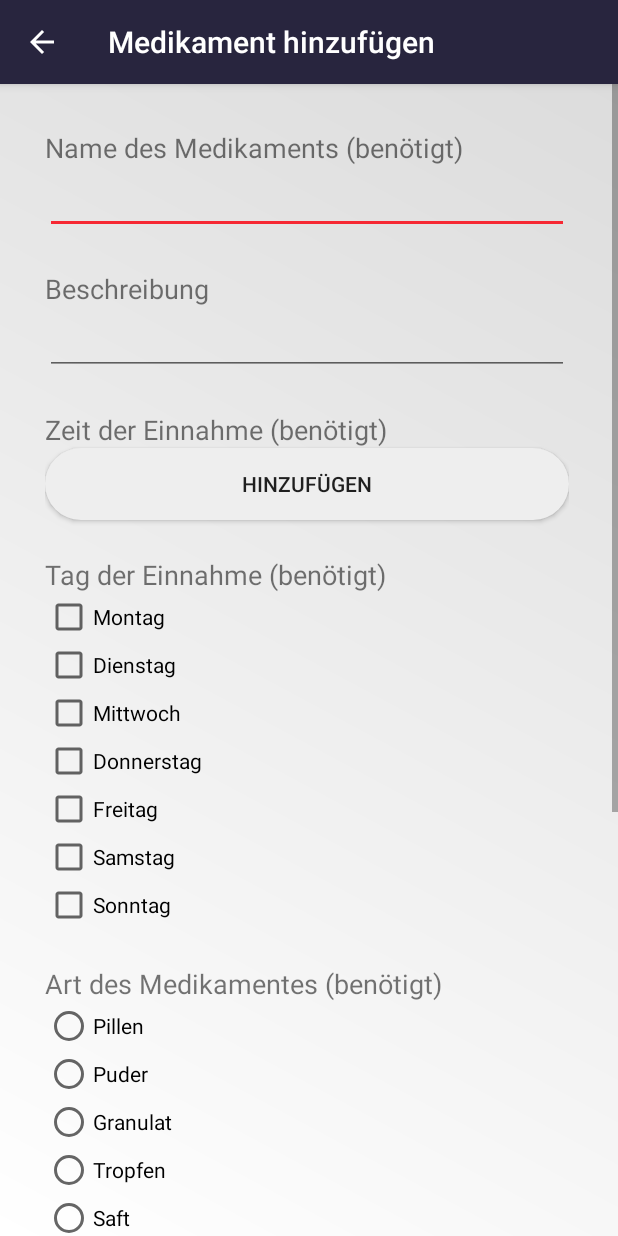
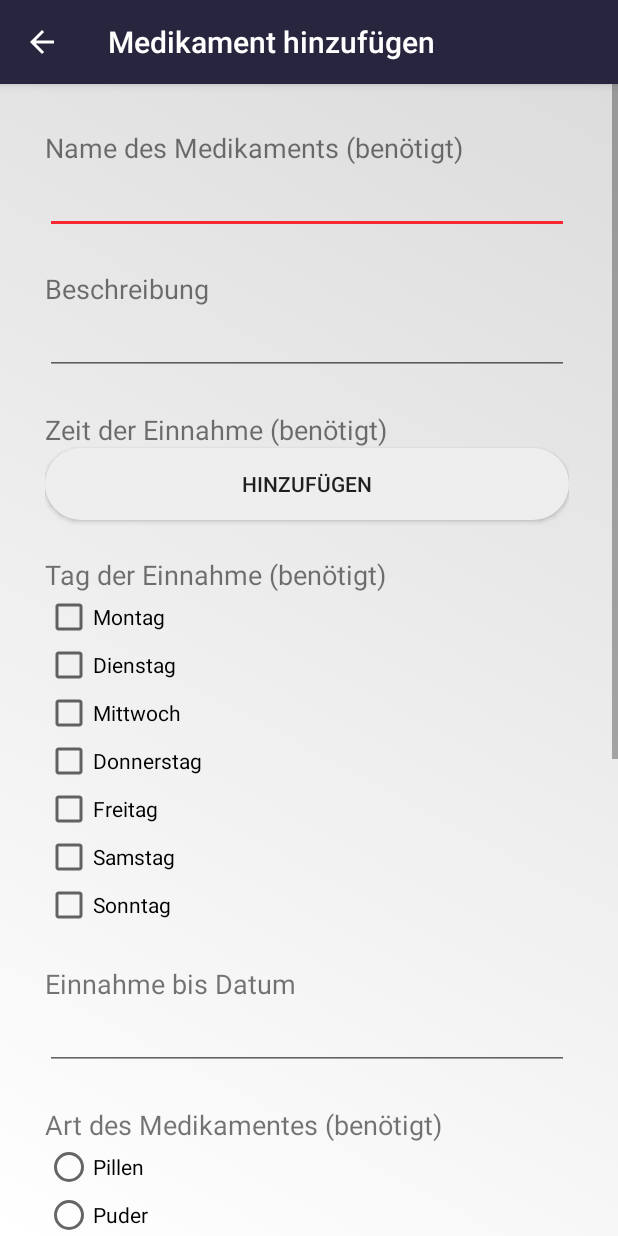
Before and after one commit to S-Eggers/MediAppSoSe2020, an Android app: the MainActivity screen opened directly, with no data from a screen before it, after a tap on an icon or button, on a phone screen of 412 x 824 dp. Run offline under Robolectric (Android 15) with nearby library versions, the phone set to English and light mode, and no system bars.

Commit message:
Ende der Einnahme ist auswählbar

```diff
--- a/src/main/java/com/sebastian_eggers/MediApp/Activities/AddActivity.java
+++ b/src/main/java/com/sebastian_eggers/MediApp/Activities/AddActivity.java
@@ -4,6 +4,7 @@ import androidx.appcompat.app.AppCompatActivity;
 import androidx.core.app.NavUtils;
 
 import android.app.AlertDialog;
+import android.app.DatePickerDialog;
 import android.app.TimePickerDialog;
 import android.content.Context;
 import android.content.DialogInterface;
@@ -18,10 +19,12 @@ import android.view.ViewGroup;
 import android.widget.AdapterView;
 import android.widget.Button;
 import android.widget.CheckBox;
+import android.widget.DatePicker;
 import android.widget.EditText;
 import android.widget.ListView;
 import android.widget.RadioButton;
 import android.widget.RadioGroup;
+import android.widget.TextView;
 import android.widget.TimePicker;
 
 import com.sebastian_eggers.MediApp.BuildConfig;
@@ -32,6 +35,7 @@ import com.sebastian_eggers.MediApp.Enum.DrugForm;
 import com.sebastian_eggers.MediApp.R;
 
 import java.time.DayOfWeek;
+import java.time.LocalDate;
 import java.time.LocalTime;
 import java.util.ArrayList;
 import java.util.Objects;
@@ -60,6 +64,7 @@ public class AddActivity extends AppCompatActivity {
         // Initialize event listeners
         initializeAddTimeButtonEventListener();
         initializeAddButtonEventListener();
+        initializeDatePicker();
     }
 
     /*
@@ -333,4 +338,22 @@ public class AddActivity extends AppCompatActivity {
                 return "SUNDAY";
         }
     }
+
+    protected void initializeDatePicker() {
+        final TextView dateTextView = findViewById(R.id.edit_drug_date_of_last_intake);
+        dateTextView.setOnClickListener(new View.OnClickListener() {
+            @Override
+            public void onClick(View v) {
+                DatePickerDialog datePickerDialog = new DatePickerDialog(context, new DatePickerDialog.OnDateSetListener() {
+                    @Override
+                    public void onDateSet(DatePicker view, int year, int month, int dayOfMonth) {
+                        String date = year + "-" + (month > 9 ? (month + 1) : "0" + (month + 1)) + "-" + (dayOfMonth > 9 ? dayOfMonth : "0" + dayOfMonth);
+                        dateTextView.setText(date);
+                    }
+                }, LocalDate.now().getYear(), LocalDate.now().getMonthValue(), LocalDate.now().getDayOfMonth());
+
+                datePickerDialog.show();
+            }
+        });
+    }
 }
--- a/src/main/java/com/sebastian_eggers/MediApp/Activities/StartActivity.java
+++ b/src/main/java/com/sebastian_eggers/MediApp/Activities/StartActivity.java
@@ -7,6 +7,7 @@ import android.os.Bundle;
 import android.view.View;
 import android.widget.Button;
 
+import com.sebastian_eggers.MediApp.Helper.DrugDBHelper;
 import com.sebastian_eggers.MediApp.R;
 
 import java.util.Objects;
--- a/src/main/java/com/sebastian_eggers/MediApp/Helper/DrugDBHelper.java
+++ b/src/main/java/com/sebastian_eggers/MediApp/Helper/DrugDBHelper.java
@@ -30,6 +30,7 @@ import java.io.ObjectOutputStream;
 import java.time.DayOfWeek;
 import java.time.LocalDate;
 import java.time.LocalTime;
+import java.time.format.DateTimeFormatter;
 import java.util.ArrayList;
 import java.util.Calendar;
 import java.util.Objects;
@@ -59,6 +60,7 @@ public class DrugDBHelper extends SQLiteOpenHelper {
     public static final String COLUMN_DOSE_FORM = "dose_form";
     public static final String COLUMN_DOSE_UNIT = "dose_unit";
     public static final String COLUMN_LAST_INTAKE = "last_intake";
+    public static final String COLUMN_TAKE_DRUG_UNTIL = "take_drug_until";
 
     public static final String COLUMN_HOUR = "hour";
     public static final String COLUMN_MINUTE = "minute";
@@ -84,8 +86,9 @@ public class DrugDBHelper extends SQLiteOpenHelper {
             COLUMN_DESCRIPTION + " TEXT," +
             COLUMN_DOSE_PER_INTAKE + " INTEGER NOT NULL, " +
             COLUMN_DOSE_FORM + " TEXT NOT NULL, " +
-            COLUMN_DOSE_UNIT + " TEXT" +
-            COLUMN_LAST_INTAKE + " INTEGER);";
+            COLUMN_DOSE_UNIT + " TEXT," +
+            COLUMN_LAST_INTAKE + " INTEGER," +
+            COLUMN_TAKE_DRUG_UNTIL + " TEXT);";
 
     public static final String SQL_CREATE_TIME = "CREATE TABLE " + TABLE_TIME +
             "(" + COLUMN_ID + " INTEGER PRIMARY KEY AUTOINCREMENT, " +
@@ -210,8 +213,16 @@ public class DrugDBHelper extends SQLiteOpenHelper {
                 }
                 long id = cursor.getLong(0);
                 drugs.get(drugs.size() - 1).setId(id);
+
                 long lastIntake = cursor.getLong(6);
                 drugs.get(drugs.size() - 1).setLastIntake(lastIntake);
+                String dateOfLastIntake = cursor.getString(7);
+                if(dateOfLastIntake != null) {
+                    LocalDate date = LocalDate.parse(dateOfLastIntake);
+                    Log.d("___", date.toString());
+                    drugs.get(drugs.size() - 1).setDateOfLastIntake(date);
+                }
+
             } while (cursor.moveToNext());
         }
         cursor.close();
@@ -236,6 +247,7 @@ public class DrugDBHelper extends SQLiteOpenHelper {
                     TABLE_DRUGS + "." + COLUMN_DOSE_FORM + ", " +
                     TABLE_DRUGS + "." + COLUMN_DOSE_UNIT + ", " +
                     TABLE_DRUGS + "." + COLUMN_LAST_INTAKE + ", " +
+                    TABLE_DRUGS + "." + COLUMN_TAKE_DRUG_UNTIL + ", " +
                     TABLE_WEEKDAYS + "." + COLUMN_DAY +
                     " FROM " + TABLE_DRUGS +
                     " INNER JOIN " + TABLE_WEEKDAYS + " " +
@@ -272,6 +284,10 @@ public class DrugDBHelper extends SQLiteOpenHelper {
         if (cursor.getString(5) != null) {
             drug.setDoseUnit(cursor.getString(5));
         }
+        String dateOfLastIntake = cursor.getString(7);
+        if(dateOfLastIntake != null)
+            drug.setDateOfLastIntake(LocalDate.parse(dateOfLastIntake));
+
         drug.setId(drugId);
         cursor.close();
         return drug;
@@ -341,6 +357,11 @@ public class DrugDBHelper extends SQLiteOpenHelper {
         values.put(COLUMN_DOSE_PER_INTAKE, drug.getDosePerIntake());
         values.put(COLUMN_DOSE_FORM, drug.getForm());
         if (drug.doseUnitExists()) values.put(COLUMN_DOSE_UNIT, drug.getDoseUnit());
+        if (drug.getDateOfLastIntake() != null) {
+            String date = drug.getDateOfLastIntake().format(DateTimeFormatter.ofPattern("yyyy-MM-dd"));
+            values.put(COLUMN_TAKE_DRUG_UNTIL, date);
+        }
+
         return values;
     }
 
--- a/src/main/java/com/sebastian_eggers/MediApp/Util/NotificationUtil.java
+++ b/src/main/java/com/sebastian_eggers/MediApp/Util/NotificationUtil.java
@@ -5,7 +5,6 @@ import android.app.Notification;
 import android.app.PendingIntent;
 import android.content.Context;
 import android.content.Intent;
-import android.graphics.Bitmap;
 import android.graphics.BitmapFactory;
 import android.util.Log;
 
--- a/src/main/res/layout/activity_add.xml
+++ b/src/main/res/layout/activity_add.xml
@@ -102,6 +102,25 @@
             </RadioGroup>
 
             <TextView
+                android:id="@+id/text_drug_date_of_last_intake"
+                android:layout_width="match_parent"
+                android:layout_height="wrap_content"
+                android:labelFor="@id/edit_drug_date_of_last_intake"
+                android:text="@string/drug_date_of_last_intake"
+                android:textSize="18sp" />
+
+            <EditText
+                android:id="@+id/edit_drug_date_of_last_intake"
+                android:layout_width="match_parent"
+                android:layout_height="wrap_content"
+                android:layout_marginBottom="24dp"
+                android:autofillHints=""
+                android:ems="10"
+                android:inputType="none"
+                android:focusable="false"
+                android:cursorVisible="false" />
+
+            <TextView
                 android:id="@+id/text_drug_form"
                 android:layout_width="match_parent"
                 android:layout_height="wrap_content"
--- a/src/main/res/values/strings.xml
+++ b/src/main/res/values/strings.xml
@@ -21,6 +21,7 @@
     <string name="ointment">Salbe</string>
     <string name="cream">Creme</string>
     <string name="drug_description">Beschreibung</string>
+    <string name="drug_date_of_last_intake">Einnahme bis Datum</string>
     <string name="drug_add_time">Hinzufügen</string>
     <string name="drug_dose_per_intake">Dosis pro Einnahme (benötigt)</string>
     <string name="drug_form">Art des Medikamentes (benötigt)</string>
```
Also changed, not shown: src/main/java/com/sebastian_eggers/MediApp/Activities/EditActivity.java (+36 -2 lines), src/main/java/com/sebastian_eggers/MediApp/Models/Drug.java (+9 -0 lines).
